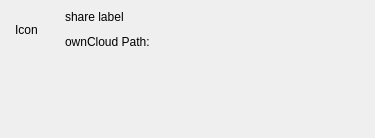
Above: src/gui/sharedialog.ui from nextcloud/desktop before the change. Below: the same form after it.
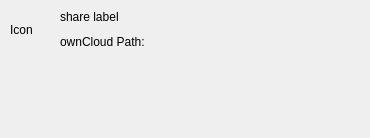
That is the form after the change.

Commit message:
ShareDialog: align the left margin
All other margins are 10px.

What changed in the file:
```diff
--- a/src/gui/sharedialog.ui
+++ b/src/gui/sharedialog.ui
@@ -39,7 +39,7 @@
     <enum>QLayout::SetFixedSize</enum>
    </property>
    <property name="leftMargin">
-    <number>15</number>
+    <number>10</number>
    </property>
    <property name="topMargin">
     <number>10</number>
```
